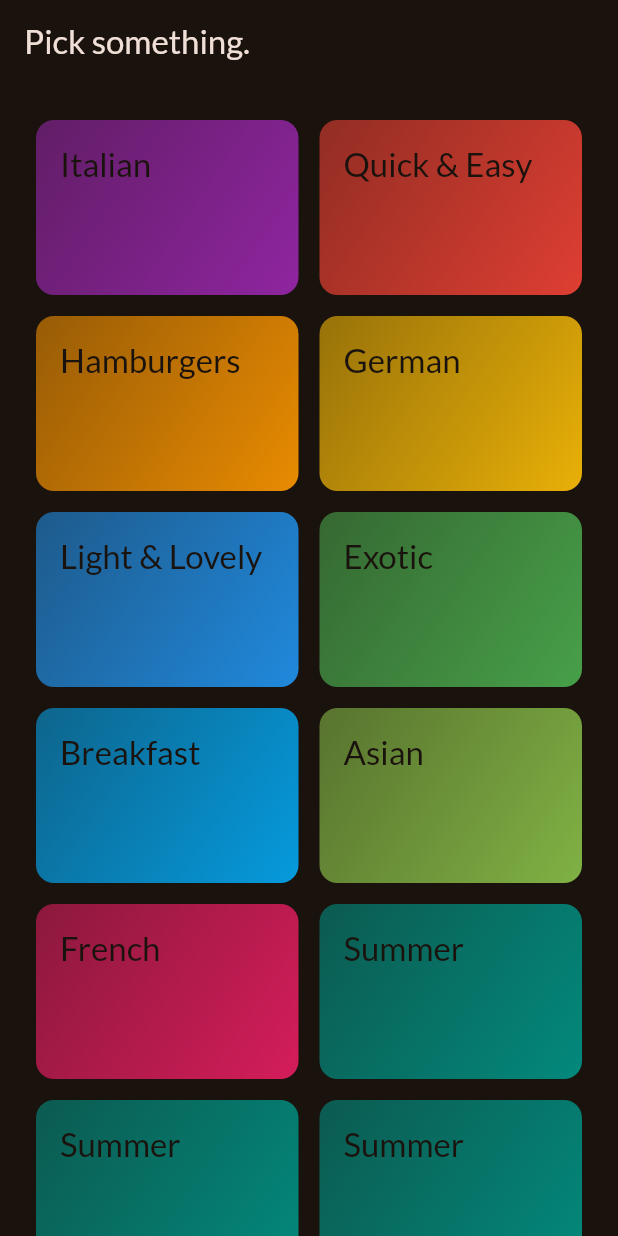
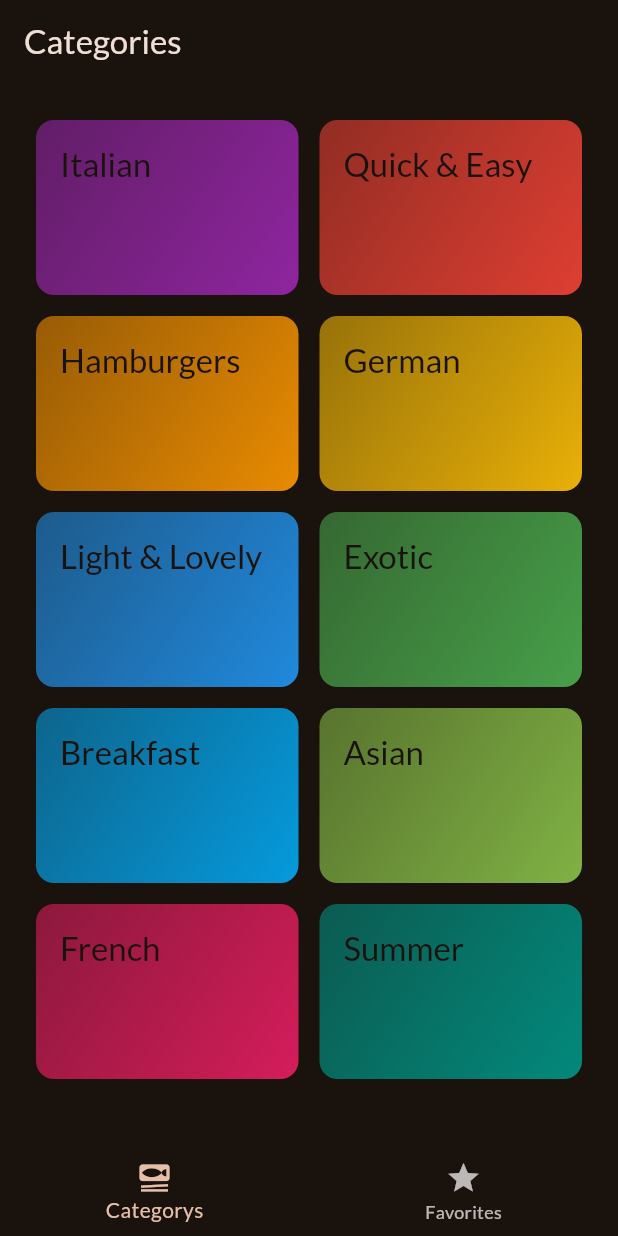
Before and after one commit to BrijeshSajeev/Flutter_Learnings, a Flutter app: the screen it shows after launch, on a phone screen of 412 x 824 dp. Run offline on Flutter 3.47's test engine with Material 3 defaults, Android fonts, the phone set to English and light mode, and no system bars; our stand-ins replace google_fonts, shared_preferences, transparent_image.

Commit message:
new:BottomNavigation Bar

```diff
--- a/meals/lib/data/dummy_data.dart
+++ b/meals/lib/data/dummy_data.dart
@@ -51,21 +51,6 @@ const availableCategories = [
   ),
   Category(
     id: 'c10',
-    title: 'Summer',
-    color: Colors.teal,
-  ),
-  Category(
-    id: 'c11',
-    title: 'Summer',
-    color: Colors.teal,
-  ),
-  Category(
-    id: 'c12',
-    title: 'Summer',
-    color: Colors.teal,
-  ),
-  Category(
-    id: 'c13',
     title: 'Summer',
     color: Colors.teal,
   ),
--- a/meals/lib/main.dart
+++ b/meals/lib/main.dart
@@ -1,9 +1,6 @@
 import 'package:flutter/material.dart';
-
 import 'package:google_fonts/google_fonts.dart';
-import 'package:meals/data/dummy_data.dart';
-import 'package:meals/screens/category_screen.dart';
-import 'package:meals/screens/meals_screen.dart';
+import 'package:meals/screens/tabs_screen.dart';
 
 final theme = ThemeData(
   useMaterial3: true,
@@ -25,7 +22,7 @@ class App extends StatelessWidget {
   Widget build(BuildContext context) {
     return MaterialApp(
       theme: theme,
-      home: const CategoryScreen(),
+      home: const TabsScreen(),
     );
   }
 }
--- a/meals/lib/screens/category_screen.dart
+++ b/meals/lib/screens/category_screen.dart
@@ -22,9 +22,7 @@ class CategoryScreen extends StatelessWidget {
 
   @override
   Widget build(BuildContext context) {
-    return Scaffold(
-      appBar: AppBar(title: const Text('Pick something.')),
-      body: GridView(
+    return GridView(
       padding: const EdgeInsets.all(24),
       gridDelegate: const SliverGridDelegateWithFixedCrossAxisCount(
         crossAxisCount: 2,
@@ -38,7 +36,6 @@ class CategoryScreen extends StatelessWidget {
               category: category,
               onSelectCategory: () => _selectCategory(context, category)),
       ],
-      ),
     );
   }
 }
--- /dev/null
+++ b/meals/lib/screens/tabs_screen.dart
@@ -0,0 +1,46 @@
+import 'package:flutter/material.dart';
+import 'package:meals/screens/category_screen.dart';
+import 'package:meals/screens/meals_screen.dart';
+
+class TabsScreen extends StatefulWidget {
+  const TabsScreen({super.key});
+  @override
+  State<StatefulWidget> createState() {
+    return _TabsScreenState();
+  }
+}
+
+class _TabsScreenState extends State<TabsScreen> {
+  int _currentIndex = 0;
+
+  void _selectIndex(index) {
+    setState(() {
+      _currentIndex = index;
+    });
+  }
+
+  @override
+  Widget build(BuildContext context) {
+    Widget content = const CategoryScreen();
+    var currenTitle = 'Categories';
+    if (_currentIndex == 1) {
+      content = MealsScreen(meals: []);
+      currenTitle = 'Favorites';
+    }
+    return Scaffold(
+      appBar: AppBar(
+        title: Text(currenTitle),
+      ),
+      body: content,
+      bottomNavigationBar: BottomNavigationBar(
+        onTap: _selectIndex,
+        currentIndex: _currentIndex,
+        items: const [
+          BottomNavigationBarItem(
+              icon: Icon(Icons.set_meal), label: 'Categorys'),
+          BottomNavigationBarItem(icon: Icon(Icons.star), label: 'Favorites')
+        ],
+      ),
+    );
+  }
+}
--- a/meals/pubspec.yaml
+++ b/meals/pubspec.yaml
@@ -36,6 +36,7 @@ dependencies:
   # Use with the CupertinoIcons class for iOS style icons.
   cupertino_icons: ^1.0.2
   google_fonts: ^6.1.0
+  transparent_image: ^2.0.1
 
 dev_dependencies:
   flutter_test:
```
Also changed, not shown: meals/lib/screens/meal_details_screen.dart (added, +161 -0 lines), meals/lib/screens/meals_screen.dart (+17 -4 lines), meals/lib/widgets/meal_item_trait.dart (added, +28 -0 lines), meals/lib/widgets/meals_item.dart (added, +90 -0 lines), meals/pubspec.lock. Lines whose indentation alone changed are shown as unchanged.
